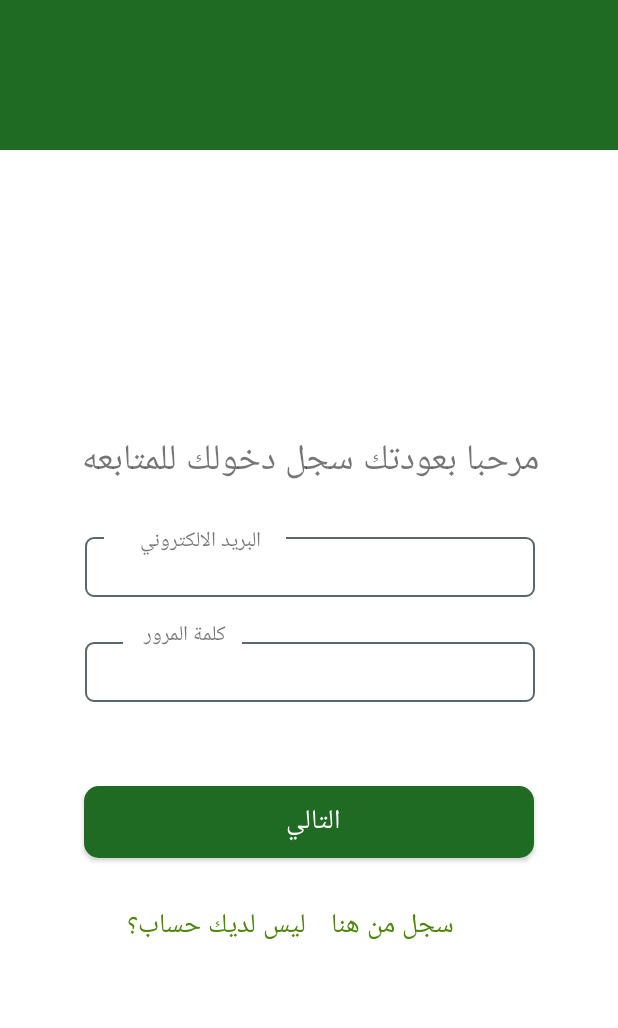
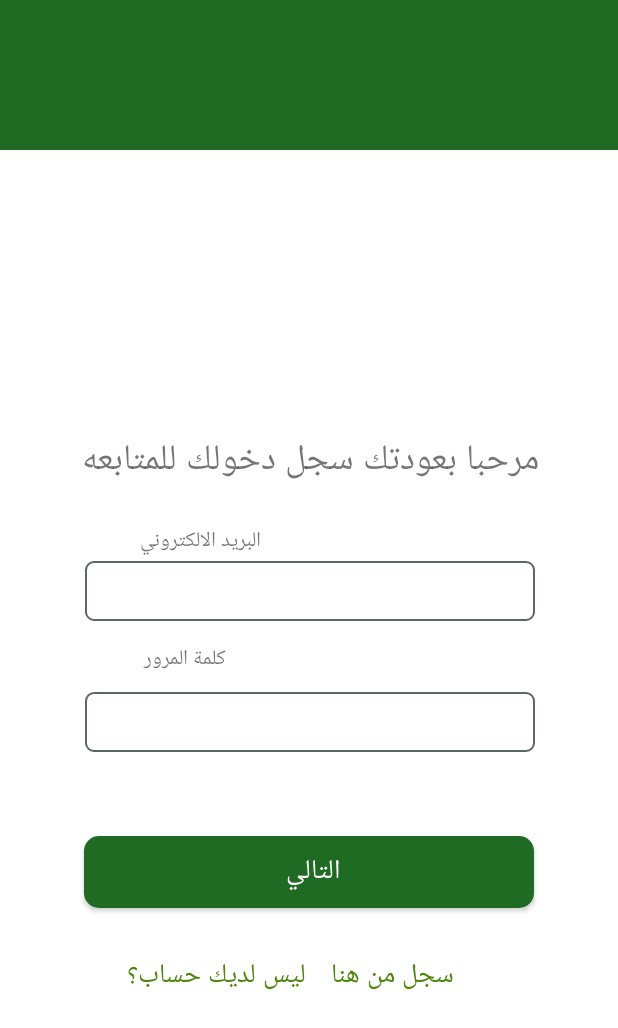
Before and after one commit to ElhamImdad/AjrWaOjra, an Android app: the fragment logInFragment placed in its activity, on a phone screen of 412 x 824 dp. Shown: the top 1028 px of the screen. Run offline under Robolectric (Android 15) with nearby library versions, the phone set to English and light mode, and no system bars; our stand-ins replace Volley.

```diff
--- a/app/src/main/java/com/example/smoot/ajerwaojra/Activities/MainActivity.java
+++ b/app/src/main/java/com/example/smoot/ajerwaojra/Activities/MainActivity.java
@@ -9,15 +9,10 @@ import android.support.v7.app.AppCompatActivity;
 import android.util.Log;
 
 import com.example.smoot.ajerwaojra.Fragments.FatwaFragment;
-
-import com.example.smoot.ajerwaojra.Fragments.RequestDetailFragment;
-
 import com.example.smoot.ajerwaojra.Fragments.RequestDetailsFragment;
-
 import com.example.smoot.ajerwaojra.Fragments.RequestsFragment;
 import com.example.smoot.ajerwaojra.Fragments.doerHomeFragment;
 import com.example.smoot.ajerwaojra.Helpers.SharedPrefManager;
-import com.example.smoot.ajerwaojra.Models.UmraRequest;
 import com.example.smoot.ajerwaojra.R;
 
 public class MainActivity extends AppCompatActivity  {
@@ -34,7 +29,7 @@ public class MainActivity extends AppCompatActivity  {
 
         if(SharedPrefManager.getInstance(this).isLoggedIn()){
             Log.e("Tag ", "outer if ");
-            if (SharedPrefManager.getInstance(this).getDoer() != null){
+            if (SharedPrefManager.getInstance(this).getDoer().getRole().equalsIgnoreCase("Doer")){
                 Log.e("inner "," ineer if ");
                 setHomeFragment(new doerHomeFragment());
             }else{
@@ -47,12 +42,12 @@ public class MainActivity extends AppCompatActivity  {
         }
         /*FragmentManager fragmentManager = getSupportFragmentManager();
         FragmentTransaction fragmentTransaction = fragmentManager.beginTransaction();
-
+*/
         Intent intent = getIntent();
         Bundle bundle = getIntent().getExtras();
         if (bundle != null ){
             setFragmentDetails(new RequestDetailsFragment());
-        }*/
+        }
 
 
     }
--- a/app/src/main/java/com/example/smoot/ajerwaojra/Fragments/logInFragment.java
+++ b/app/src/main/java/com/example/smoot/ajerwaojra/Fragments/logInFragment.java
@@ -101,6 +101,7 @@ public class logInFragment extends Fragment {
                         role = client.getString("role");
 
                         if (role.equalsIgnoreCase("Requester")){
+                            Log.e("Requester","Requester");
                             Requester user = new Requester(token);
                             SharedPrefManager.getInstance(getContext()).userLogin(user);
                             Fragment fragment = new RequestsFragment();
--- a/app/src/main/res/layout/fragment_log_in.xml
+++ b/app/src/main/res/layout/fragment_log_in.xml
@@ -47,28 +47,27 @@
                 android:layout_width="300dp"
                 android:layout_height="40dp"
                 android:layout_marginStart="8dp"
-                android:layout_marginTop="30dp"
                 android:layout_marginEnd="8dp"
                 android:background="@drawable/rectangle"
                 android:ems="10"
                 android:inputType="textEmailAddress"
                 app:layout_constraintEnd_toEndOf="parent"
                 app:layout_constraintStart_toStartOf="parent"
-                app:layout_constraintTop_toBottomOf="@+id/helloMsg" />
+                app:layout_constraintTop_toBottomOf="@+id/textView5" />
 
             <EditText
                 android:id="@+id/inputPassword"
                 android:layout_width="300dp"
                 android:layout_height="40dp"
                 android:layout_marginStart="8dp"
-                android:layout_marginTop="30dp"
+                android:layout_marginTop="8dp"
                 android:layout_marginEnd="8dp"
                 android:background="@drawable/rectangle"
                 android:ems="10"
                 android:inputType="textPassword"
                 app:layout_constraintEnd_toEndOf="parent"
                 app:layout_constraintStart_toStartOf="parent"
-                app:layout_constraintTop_toBottomOf="@+id/logInEmail" />
+                app:layout_constraintTop_toBottomOf="@+id/passwordMsg" />
 
             <Button
                 android:id="@+id/loginButton"
```
